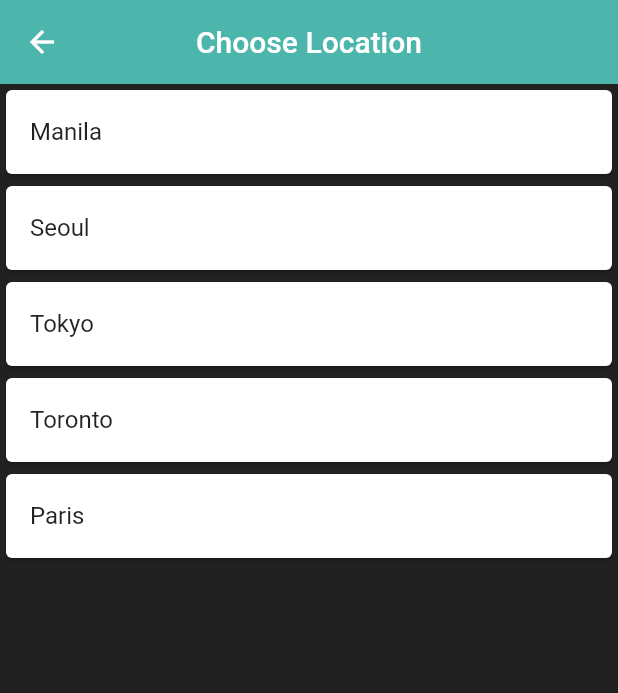
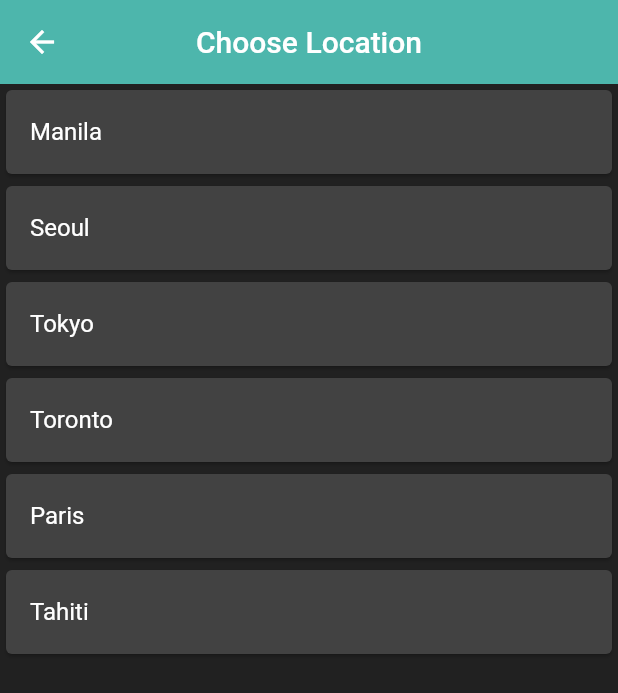
Before and after one commit to ja-bataller/world_time_flutter, a Flutter app: the Location screen opened by its route, on a phone screen of 412 x 824 dp. Shown: the top 693 px of the screen. Run offline on Flutter 3.47's test engine with Material 2 defaults, Android fonts, the light colour scheme and no system bars; our stand-ins replace flutter_spinkit; network calls fail.

Commit message:
added choose location

```diff
--- a/lib/pages/loader.dart
+++ b/lib/pages/loader.dart
@@ -23,6 +23,7 @@ class _LoaderState extends State<Loader> {
   // }
 
   void setupWorldTime() async {
+    try {
       WorldTime instance = WorldTime(location: 'Manila', url: 'Asia/Manila');
       await instance.getTime();
       Navigator.pushNamed(context, "/home", arguments: {
@@ -30,6 +31,9 @@ class _LoaderState extends State<Loader> {
         'time': instance.time,
         'DayTime': instance.DayTime,
       });
+    } catch (e) {
+      print(e);
+    }
   }
 
   @override
--- a/lib/pages/location.dart
+++ b/lib/pages/location.dart
@@ -14,6 +14,7 @@ class _LocationState extends State<Location> {
     WorldTime(url: "Asia/Tokyo", location: 'Tokyo'),
     WorldTime(url: "America/Toronto", location: 'Toronto'),
     WorldTime(url: "Europe/Paris", location: 'Paris'),
+    WorldTime(url: "Pacific/Tahiti", location: 'Tahiti'),
   ];
 
   void updateTime(index) async {
@@ -42,11 +43,16 @@ class _LocationState extends State<Location> {
         itemCount: locations.length,
         itemBuilder: (context, index) {
           return Card(
+            color: Colors.grey[800],
             child: ListTile(
               onTap: () {
                 updateTime(index);
               },
-              title: Text(locations[index].location),
+              title: Text(locations[index].location,
+              style: TextStyle(
+                color: Colors.white,
+              ),
+              ),
             ),
           );
         }
```
Also changed, not shown: lib/pages/home.dart (+4 -3 lines), assets/day.png, assets/night.png. Lines whose indentation alone changed are shown as unchanged.
